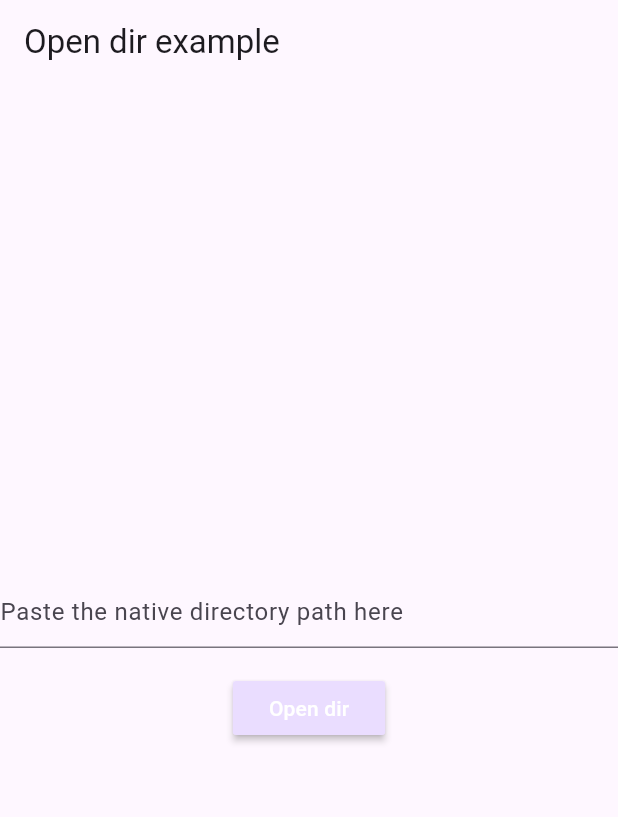
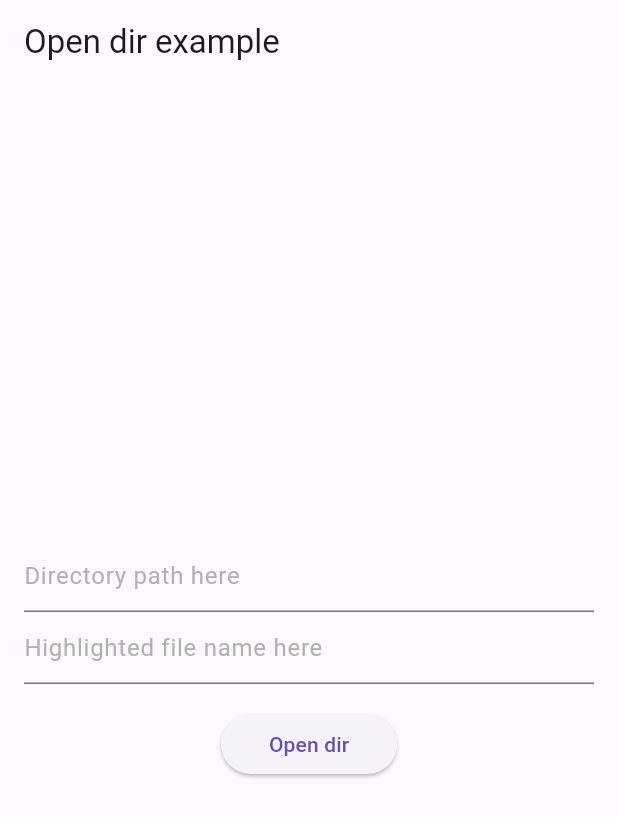
Before and after one commit to huynguyennovem/open_dir, a Flutter app: the screen it shows after launch, after a tap on "Open dir", on a phone screen of 412 x 824 dp. Shown: the top 817 px of the screen. Run offline on Flutter 3.47's test engine with Material 3 defaults, Android fonts, the phone set to English and light mode, and no system bars; our stand-ins replace plugin_platform_interface.

Commit message:
add highlightedFileName on Windows

```diff
--- a/open_dir_windows/example/lib/main.dart
+++ b/open_dir_windows/example/lib/main.dart
@@ -16,12 +16,14 @@ class MyApp extends StatefulWidget {
 class _MyAppState extends State<MyApp> {
   final _openDirPlugin = OpenDirWindows();
 
-  final _tfController = TextEditingController();
+  final _tfDirPathController = TextEditingController();
+  final _tfHighlightedFilenameController = TextEditingController();
   final _messengerKey = GlobalKey<ScaffoldMessengerState>();
 
   @override
   void dispose() {
-    _tfController.dispose();
+    _tfDirPathController.dispose();
+    _tfHighlightedFilenameController.dispose();
     super.dispose();
   }
 
@@ -34,39 +36,58 @@ class _MyAppState extends State<MyApp> {
           title: const Text('Open dir example'),
         ),
         body: Center(
+          child: Container(
+            margin: const EdgeInsets.symmetric(horizontal: 16.0),
             child: Column(
               mainAxisAlignment: MainAxisAlignment.center,
               children: [
                 TextField(
-                controller: _tfController,
-                decoration: const InputDecoration(
-                  hintText: 'Paste the native directory path here',
+                  controller: _tfDirPathController,
+                  decoration: InputDecoration(
+                    hintText: 'Directory path here',
+                    hintStyle: TextStyle(color: Colors.grey.withOpacity(0.8)),
+                  ),
+                ),
+                TextField(
+                  controller: _tfHighlightedFilenameController,
+                  decoration: InputDecoration(
+                    hintText: 'Highlighted file name here',
+                    hintStyle: TextStyle(color: Colors.grey.withOpacity(0.8)),
                   ),
                 ),
                 const SizedBox(height: 16.0),
-              MaterialButton(
-                color: Theme.of(context).colorScheme.primaryContainer,
-                onPressed: () => _openNativeDirectory(_tfController.text),
+                ElevatedButton(
+                  onPressed: () => _openNativeDirectory(
+                    path: _tfDirPathController.text,
+                    highlightedFileName: _tfHighlightedFilenameController.text,
+                  ),
                   child: const Padding(
                     padding: EdgeInsets.all(8.0),
-                  child: Text('Open dir', style: TextStyle(color: Colors.white)),
+                    child: Text('Open dir'),
                   ),
                 ),
               ],
             ),
           ),
         ),
+      ),
     );
   }
 
-  _openNativeDirectory(String path) async {
+  _openNativeDirectory({required String path, String? highlightedFileName}) async {
     try {
-      final rs = await _openDirPlugin.openNativeDir(path: path);
+      final rs = await _openDirPlugin.openNativeDir(
+        path: path,
+        highlightedFileName: highlightedFileName,
+      );
       if (null == rs) {
-        throw PlatformException(
-            code: '404', message: 'Platform error while opening directory: $path');
+        throw PlatformException(code: '404', message: 'Platform error while opening directory: $path');
       }
       if (rs) {
+        if (highlightedFileName != null && highlightedFileName.isNotEmpty) {
+          debugPrint('Opened file: $path with highlighted file name: $highlightedFileName');
+          return;
+        }
         debugPrint('Opened directory: $path');
       } else {
         debugPrint('Can not open directory: $path');
--- a/open_dir_windows/lib/open_dir_windows.dart
+++ b/open_dir_windows/lib/open_dir_windows.dart
@@ -12,8 +12,18 @@ class OpenDirWindows extends OpenDirPlatform {
   }
 
   @override
-	Future<bool?> openNativeDir({required String path}) async {
-		final result = await _channel.invokeMethod<bool>('openNativeDir', {'path': path});
-    return result;
+  Future<bool?> openNativeDir({
+    required String path,
+    String? highlightedFileName,
+  }) async {
+    try {
+      final result = await _channel.invokeMethod<bool>('openNativeDir', {
+        'path': path,
+        'highlightedFileName': highlightedFileName,
+      });
+      return result;
+    } on Exception catch (_) {
+      return false;
+    }
   }
 }
--- a/open_dir_windows/pubspec.yaml
+++ b/open_dir_windows/pubspec.yaml
@@ -2,7 +2,7 @@ name: open_dir_windows
 description: Windows implementation of the open_dir plugin
 repository: https://github.com/huynguyennovem/open_dir/tree/main/open_dir_windows
 issue_tracker: https://github.com/huynguyennovem/open_dir/issues
-version: 0.0.1+3
+version: 0.0.2
 
 environment:
   sdk: '>=2.18.0 <4.0.0'
```
Also changed, not shown: open_dir_windows/example/pubspec.lock, 3 other files. Lines whose indentation alone changed are shown as unchanged.
